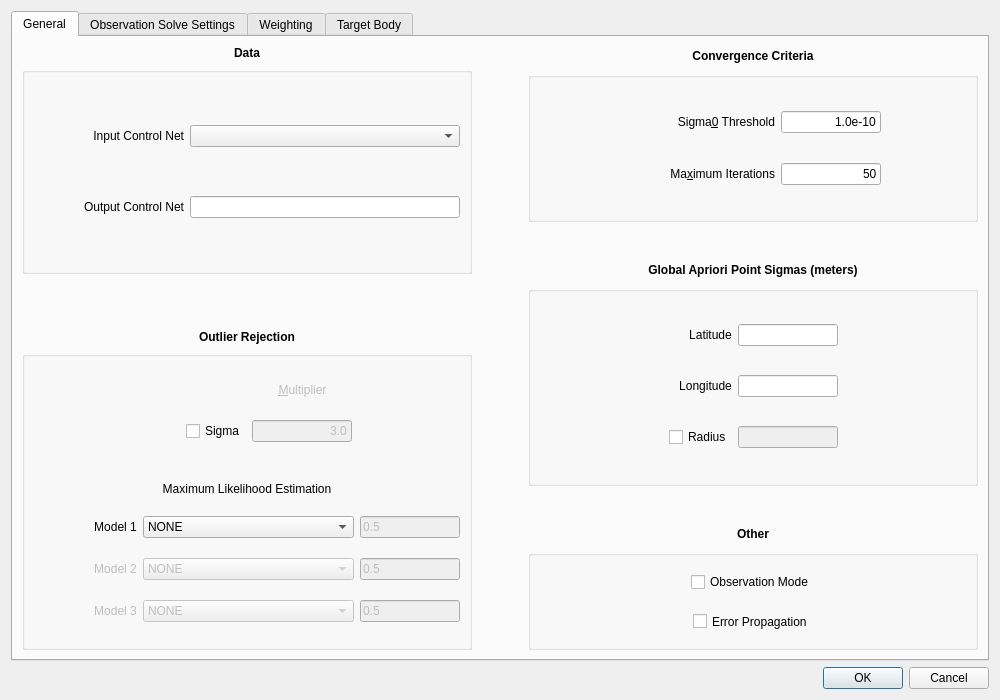
Qt form isis/src/qisis/objs/JigsawSetupDialog/JigsawSetupDialog.ui (DOI-USGS/ISIS3) before a commit.
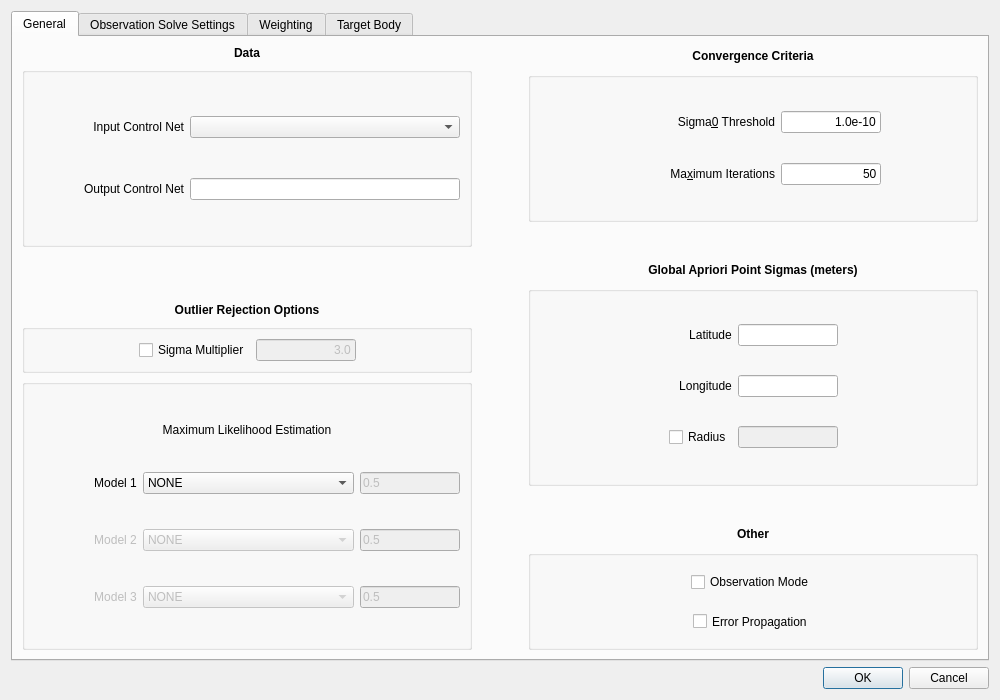
The same form after that commit. The open tabs and pages were chosen to show the change. Icons and pictures are not drawn.

Commit message: Updated tooltips and fixed bug with line edits remaining red while disabled.

Diff of the .ui file:
```diff
--- a/isis/src/qisis/objs/JigsawSetupDialog/JigsawSetupDialog.ui
+++ b/isis/src/qisis/objs/JigsawSetupDialog/JigsawSetupDialog.ui
@@ -188,78 +188,51 @@
                     </size>
                    </property>
                    <property name="text">
-                    <string>&lt;html&gt;&lt;head/&gt;&lt;body&gt;&lt;p align=&quot;center&quot;&gt;&lt;span style=&quot; font-weight:600;&quot;&gt;Outlier Rejection&lt;/span&gt;&lt;/p&gt;&lt;/body&gt;&lt;/html&gt;</string>
+                    <string>&lt;html&gt;&lt;head/&gt;&lt;body&gt;&lt;p align=&quot;center&quot;&gt;&lt;span style=&quot; font-weight:600;&quot;&gt;Outlier Rejection Options&lt;/span&gt;&lt;/p&gt;&lt;/body&gt;&lt;/html&gt;</string>
                    </property>
                   </widget>
                  </item>
                 </layout>
                </item>
                <item>
-                <widget class="QGroupBox" name="groupBox_7">
+                <widget class="QGroupBox" name="groupBox_8">
                  <property name="sizePolicy">
-                  <sizepolicy hsizetype="Expanding" vsizetype="Expanding">
+                  <sizepolicy hsizetype="Preferred" vsizetype="Preferred">
                    <horstretch>0</horstretch>
                    <verstretch>0</verstretch>
                   </sizepolicy>
                  </property>
-                 <property name="minimumSize">
-                  <size>
-                   <width>0</width>
-                   <height>0</height>
-                  </size>
-                 </property>
-                 <property name="autoFillBackground">
-                  <bool>false</bool>
-                 </property>
                  <property name="title">
                   <string/>
                  </property>
-                 <property name="alignment">
-                  <set>Qt::AlignCenter</set>
-                 </property>
-                 <property name="flat">
-                  <bool>false</bool>
-                 </property>
-                 <property name="checkable">
-                  <bool>false</bool>
-                 </property>
-                 <layout class="QGridLayout" name="gridLayout_14">
-                  <item row="7" column="3">
-                   <widget class="QLineEdit" name="maximumLikelihoodModel3QuantileLineEdit">
-                    <property name="enabled">
-                     <bool>false</bool>
+                 <layout class="QGridLayout" name="gridLayout_4">
+                  <item row="1" column="3">
+                   <spacer name="horizontalSpacer_7">
+                    <property name="orientation">
+                     <enum>Qt::Horizontal</enum>
                     </property>
-                    <property name="sizePolicy">
-                     <sizepolicy hsizetype="Expanding" vsizetype="Fixed">
-                      <horstretch>0</horstretch>
-                      <verstretch>0</verstretch>
-                     </sizepolicy>
-                    </property>
-                    <property name="maximumSize">
+                    <property name="sizeHint" stdset="0">
                      <size>
-                      <width>100</width>
-                      <height>16777215</height>
+                      <width>40</width>
+                      <height>20</height>
                      </size>
                     </property>
-                    <property name="text">
-                     <string>0.5</string>
-                    </property>
-                   </widget>
+                   </spacer>
                   </item>
-                  <item row="4" column="0" colspan="4">
-                   <widget class="QLabel" name="maxLikelihoodEstimationLabel">
-                    <property name="sizePolicy">
-                     <sizepolicy hsizetype="Expanding" vsizetype="Fixed">
-                      <horstretch>0</horstretch>
-                      <verstretch>0</verstretch>
-                     </sizepolicy>
+                  <item row="1" column="0">
+                   <spacer name="horizontalSpacer">
+                    <property name="orientation">
+                     <enum>Qt::Horizontal</enum>
                     </property>
-                    <property name="text">
-                     <string>&lt;html&gt;&lt;head/&gt;&lt;body&gt;&lt;p align=&quot;center&quot;&gt;Maximum Likelihood Estimation&lt;/p&gt;&lt;/body&gt;&lt;/html&gt;</string>
+                    <property name="sizeHint" stdset="0">
+                     <size>
+                      <width>40</width>
+                      <height>20</height>
+                     </size>
                     </property>
-                   </widget>
+                   </spacer>
                   </item>
-                  <item row="2" column="2" alignment="Qt::AlignHCenter">
+                  <item row="1" column="2">
                    <widget class="QLineEdit" name="outlierRejectionMultiplierLineEdit">
                     <property name="enabled">
                      <bool>false</bool>
@@ -290,7 +263,7 @@
                     </property>
                    </widget>
                   </item>
-                  <item row="2" column="1" alignment="Qt::AlignRight">
+                  <item row="1" column="1">
                    <widget class="QCheckBox" name="outlierRejectionCheckBox">
                     <property name="sizePolicy">
                      <sizepolicy hsizetype="Preferred" vsizetype="Fixed">
@@ -319,124 +292,43 @@
                      <enum>Qt::LeftToRight</enum>
                     </property>
                     <property name="text">
-                     <string>Sigma</string>
+                     <string>Sigma Multiplier</string>
                     </property>
                    </widget>
                   </item>
-                  <item row="5" column="3">
-                   <widget class="QLineEdit" name="maximumLikelihoodModel1QuantileLineEdit">
-                    <property name="enabled">
-                     <bool>false</bool>
-                    </property>
-                    <property name="sizePolicy">
-                     <sizepolicy hsizetype="Preferred" vsizetype="Fixed">
-                      <horstretch>0</horstretch>
-                      <verstretch>0</verstretch>
-                     </sizepolicy>
-                    </property>
-                    <property name="maximumSize">
-                     <size>
-                      <width>100</width>
-                      <height>16777215</height>
-                     </size>
-                    </property>
-                    <property name="text">
-                     <string>0.5</string>
-                    </property>
-                   </widget>
-                  </item>
-                  <item row="6" column="3">
-                   <widget class="QLineEdit" name="maximumLikelihoodModel2QuantileLineEdit">
-                    <property name="enabled">
-                     <bool>false</bool>
-                    </property>
-                    <property name="sizePolicy">
-                     <sizepolicy hsizetype="Expanding" vsizetype="Fixed">
-                      <horstretch>0</horstretch>
-                      <verstretch>0</verstretch>
-                     </sizepolicy>
-                    </property>
-                    <property name="maximumSize">
-                     <size>
-                      <width>100</width>
-                      <height>16777215</height>
-                     </size>
-                    </property>
-                    <property name="text">
-                     <string>0.5</string>
-                    </property>
-                   </widget>
-                  </item>
-                  <item row="6" column="0" alignment="Qt::AlignRight">
-                   <widget class="QLabel" name="maximumLikelihoodModel2Label">
-                    <property name="enabled">
-                     <bool>false</bool>
-                    </property>
-                    <property name="sizePolicy">
-                     <sizepolicy hsizetype="Minimum" vsizetype="Fixed">
-                      <horstretch>0</horstretch>
-                      <verstretch>0</verstretch>
-                     </sizepolicy>
-                    </property>
-                    <property name="minimumSize">
-                     <size>
-                      <width>0</width>
-                      <height>0</height>
-                     </size>
-                    </property>
-                    <property name="maximumSize">
-                     <size>
-                      <width>100</width>
-                      <height>16777215</height>
-                     </size>
-                    </property>
-                    <property name="toolTip">
-                     <string>Valid Range: 1.0e-10 to 1.0</string>
-                    </property>
-                    <property name="text">
-                     <string>&lt;html&gt;&lt;head/&gt;&lt;body&gt;&lt;p align=&quot;center&quot;&gt;Model 2&lt;/p&gt;&lt;/body&gt;&lt;/html&gt;</string>
-                    </property>
-                    <property name="buddy">
-                     <cstring>maximumLikelihoodModel2ComboBox</cstring>
-                    </property>
-                   </widget>
-                  </item>
-                  <item row="0" column="2">
-                   <widget class="QLabel" name="outlierRejectionMultiplierLabel">
-                    <property name="enabled">
-                     <bool>false</bool>
-                    </property>
-                    <property name="sizePolicy">
-                     <sizepolicy hsizetype="Preferred" vsizetype="Fixed">
-                      <horstretch>0</horstretch>
-                      <verstretch>0</verstretch>
-                     </sizepolicy>
-                    </property>
-                    <property name="maximumSize">
-                     <size>
-                      <width>1000</width>
-                      <height>20</height>
-                     </size>
-                    </property>
-                    <property name="font">
-                     <font>
-                      <italic>false</italic>
-                     </font>
-                    </property>
-                    <property name="contextMenuPolicy">
-                     <enum>Qt::ActionsContextMenu</enum>
-                    </property>
-                    <property name="text">
-                     <string>&amp;Multiplier</string>
-                    </property>
-                    <property name="alignment">
-                     <set>Qt::AlignCenter</set>
-                    </property>
-                    <property name="buddy">
-                     <cstring>outlierRejectionMultiplierLineEdit</cstring>
-                    </property>
-                   </widget>
-                  </item>
+                 </layout>
+                </widget>
+               </item>
+               <item>
+                <widget class="QGroupBox" name="groupBox_7">
+                 <property name="sizePolicy">
+                  <sizepolicy hsizetype="Expanding" vsizetype="Expanding">
+                   <horstretch>0</horstretch>
+                   <verstretch>0</verstretch>
+                  </sizepolicy>
+                 </property>
+                 <property name="minimumSize">
+                  <size>
+                   <width>0</width>
+                   <height>0</height>
+                  </size>
+                 </property>
+                 <property name="autoFillBackground">
+                  <bool>false</bool>
+                 </property>
+                 <property name="title">
+                  <string/>
+                 </property>
+                 <property name="alignment">
+                  <set>Qt::AlignCenter</set>
+                 </property>
+                 <property name="flat">
+                  <bool>false</bool>
+                 </property>
+                 <property name="checkable">
+                  <bool>false</bool>
+                 </property>
+                 <layout class="QGridLayout" name="gridLayout_14">
                   <item row="7" column="0" alignment="Qt::AlignRight">
                    <widget class="QLabel" name="maximumLikelihoodModel3Label">
                     <property name="enabled">
@@ -537,6 +429,23 @@
                     </item>
                    </widget>
                   </item>
+                  <item row="4" column="0" colspan="4">
+                   <widget class="QLabel" name="maxLikelihoodEstimationLabel">
+                    <property name="sizePolicy">
+                     <sizepolicy hsizetype="Expanding" vsizetype="Fixed">
+                      <horstretch>0</horstretch>
+                      <verstretch>0</verstretch>
+                     </sizepolicy>
+                    </property>
+                    <property name="toolTip">
+                     <string>Maximum Likelihood Estimation and Sigma Multiplier are exclusive options. 
+Set Model 1 to &quot;NONE&quot; before checking Sigma Multiplier.</string>
+                    </property>
+                    <property name="text">
+                     <string>&lt;html&gt;&lt;head/&gt;&lt;body&gt;&lt;p align=&quot;center&quot;&gt;Maximum Likelihood Estimation&lt;/p&gt;&lt;/body&gt;&lt;/html&gt;</string>
+                    </property>
+                   </widget>
+                  </item>
                   <item row="5" column="0" alignment="Qt::AlignRight">
                    <widget class="QLabel" name="maximumLikelihoodModel1Label">
                     <property name="sizePolicy">
@@ -606,21 +515,105 @@
                     </item>
                    </widget>
                   </item>
-                  <item row="3" column="0" colspan="4">
-                   <spacer name="verticalSpacer_6">
-                    <property name="orientation">
-                     <enum>Qt::Vertical</enum>
+                  <item row="5" column="3">
+                   <widget class="QLineEdit" name="maximumLikelihoodModel1QuantileLineEdit">
+                    <property name="enabled">
+                     <bool>false</bool>
                     </property>
-                    <property name="sizeType">
-                     <enum>QSizePolicy::Fixed</enum>
+                    <property name="sizePolicy">
+                     <sizepolicy hsizetype="Preferred" vsizetype="Fixed">
+                      <horstretch>0</horstretch>
+                      <verstretch>0</verstretch>
+                     </sizepolicy>
                     </property>
-                    <property name="sizeHint" stdset="0">
+                    <property name="maximumSize">
                      <size>
-                      <width>20</width>
-                      <height>20</height>
+                      <width>100</width>
+                      <height>16777215</height>
                      </size>
                     </property>
-                   </spacer>
+                    <property name="text">
+                     <string>0.5</string>
+                    </property>
+                   </widget>
+                  </item>
+                  <item row="6" column="0" alignment="Qt::AlignRight">
+                   <widget class="QLabel" name="maximumLikelihoodModel2Label">
+                    <property name="enabled">
+                     <bool>false</bool>
+                    </property>
+                    <property name="sizePolicy">
+                     <sizepolicy hsizetype="Minimum" vsizetype="Fixed">
+                      <horstretch>0</horstretch>
+                      <verstretch>0</verstretch>
+                     </sizepolicy>
+                    </property>
+                    <property name="minimumSize">
+                     <size>
+                      <width>0</width>
+                      <height>0</height>
+                     </size>
+                    </property>
+                    <property name="maximumSize">
+                     <size>
+                      <width>100</width>
+                      <height>16777215</height>
+                     </size>
+                    </property>
+                    <property name="toolTip">
+                     <string>Valid Range: 1.0e-10 to 1.0</string>
+                    </property>
+                    <property name="text">
+                     <string>&lt;html&gt;&lt;head/&gt;&lt;body&gt;&lt;p align=&quot;center&quot;&gt;Model 2&lt;/p&gt;&lt;/body&gt;&lt;/html&gt;</string>
+                    </property>
+                    <property name="buddy">
+                     <cstring>maximumLikelihoodModel2ComboBox</cstring>
+                    </property>
+                   </widget>
+                  </item>
+                  <item row="7" column="3">
+                   <widget class="QLineEdit" name="maximumLikelihoodModel3QuantileLineEdit">
+                    <property name="enabled">
+                     <bool>false</bool>
+                    </property>
+                    <property name="sizePolicy">
+                     <sizepolicy hsizetype="Expanding" vsizetype="Fixed">
+                      <horstretch>0</horstretch>
+                      <verstretch>0</verstretch>
+                     </sizepolicy>
+                    </property>
+                    <property name="maximumSize">
+                     <size>
+                      <width>100</width>
+                      <height>16777215</height>
+                     </size>
+                    </property>
+                    <property name="text">
+                     <string>0.5</string>
+                    </property>
+                   </widget>
+                  </item>
+                  <item row="6" column="3">
+                   <widget class="QLineEdit" name="maximumLikelihoodModel2QuantileLineEdit">
+                    <property name="enabled">
+                     <bool>false</bool>
+                    </property>
+                    <property name="sizePolicy">
+                     <sizepolicy hsizetype="Expanding" vsizetype="Fixed">
+                      <horstretch>0</horstretch>
+                      <verstretch>0</verstretch>
+                     </sizepolicy>
+                    </property>
+                    <property name="maximumSize">
+                     <size>
+                      <width>100</width>
+                      <height>16777215</height>
+                     </size>
+                    </property>
+                    <property name="text">
+                     <string>0.5</string>
+                    </property>
+                   </widget>
                   </item>
                  </layout>
                 </widget>
```
Left out of the diff: 26 changed lines with no effect on the pictures. The commit also changes 1 other file.
